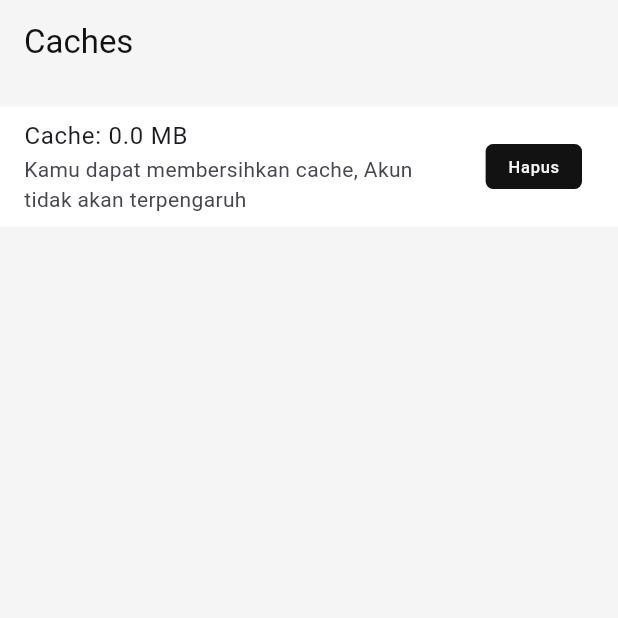
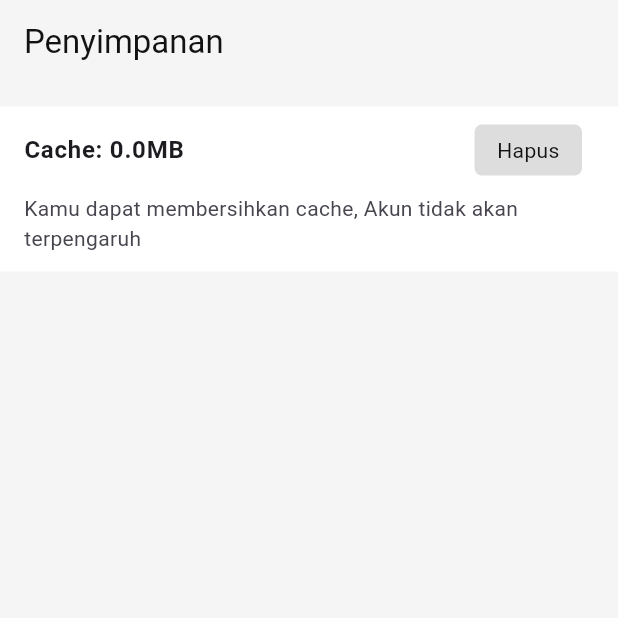
Before and after one commit to Imronarrosid/personal_project, a Flutter app: the CachesPage screen opened by its route, on a phone screen of 412 x 824 dp, the top half of it. Run offline on Flutter 3.47's test engine with Material 3 defaults, Android fonts, the phone set to English and light mode, and no system bars; our stand-ins replace bloc, cached_network_image, camera, chips_choice, cloud_firestore, cross_file and 20 more; missing offline and left inert: ffmpeg_kit_flutter_min_gpl, ffmpeg_wasm, file_selector, fraction, gal, get_thumbnail_video and 4 more; accounts and stored records are empty.

Commit message:
add clear caches

```diff
--- a/lib/presentation/router/app_router.dart
+++ b/lib/presentation/router/app_router.dart
@@ -12,7 +12,6 @@ import 'package:personal_project/domain/reporsitory/video_repository.dart';
 import 'package:personal_project/domain/services/app/app_service.dart';
 import 'package:personal_project/presentation/router/route_utils.dart';
 import 'package:personal_project/presentation/ui/add_details/add_details_page.dart';
-import 'package:personal_project/presentation/ui/caches/caches_page.dart';
 import 'package:personal_project/presentation/ui/edit_profile/edit_page/edit_game_fav_page.dart';
 import 'package:personal_project/presentation/ui/play_single_video/play_single.dart';
 import 'package:personal_project/presentation/ui/profile_pict_preview/profile_pict_preview.dart';
@@ -22,6 +21,7 @@ import 'package:personal_project/presentation/ui/home/home.dart';
 import 'package:personal_project/presentation/ui/onboarding/onboarding.dart';
 import 'package:personal_project/presentation/ui/profile/profile.dart';
 import 'package:personal_project/presentation/ui/menu/menu_page.dart';
+import 'package:personal_project/presentation/ui/storage/storage_page.dart';
 import 'package:personal_project/presentation/ui/ugf/ugf_page.dart';
 import 'package:personal_project/presentation/ui/upload/upload.dart';
 import 'package:personal_project/presentation/ui/video/list_video/video_item.dart';
--- a/lib/presentation/ui/caches/caches_page.dart
+++ /dev/null
@@ -1,85 +0,0 @@
-import 'dart:io';
-
-import 'package:flutter/material.dart';
-import 'package:flutter_bloc/flutter_bloc.dart';
-import 'package:path_provider/path_provider.dart';
-import 'package:personal_project/constant/color.dart';
-import 'package:personal_project/constant/dimens.dart';
-import 'package:personal_project/data/repository/file_repository.dart';
-
-class CachesPage extends StatelessWidget {
-  const CachesPage({super.key});
-
-  @override
-  Widget build(BuildContext context) {
-    return RepositoryProvider(
-      create: (context) => FileRepository(),
-      child: Builder(builder: (context) {
-        FileRepository fileRepository =
-            RepositoryProvider.of<FileRepository>(context);
-        return Scaffold(
-            backgroundColor: COLOR_white_fff5f5f5,
-            appBar: AppBar(
-              backgroundColor: COLOR_white_fff5f5f5,
-              foregroundColor: COLOR_black_ff121212,
-              elevation: 0,
-              title: const Text('Caches'),
-            ),
-            body: Column(
-              children: [
-                SizedBox(
-                  height: Dimens.DIMENS_15,
-                ),
-                FutureBuilder(
-                    future: _getCacheInfo(),
-                    builder: (_, snapshot) {
-                      int cacheSize = 0;
-                      if (snapshot.hasData) {
-                        cacheSize = snapshot.data!;
-                      }
-                      return ListTile(
-                        tileColor: Colors.white,
-                        title: Text('Cache: ${_fileMBSize(cacheSize)}'),
-                        subtitle: Text(
-                            'Kamu dapat membersihkan cache, Akun tidak akan terpengaruh'),
-                        trailing: Container(
-                          padding:
-                              EdgeInsets.symmetric(horizontal: 15, vertical: 7),
-                          decoration: BoxDecoration(
-                              color: COLOR_black_ff121212,
-                              borderRadius: BorderRadius.circular(5)),
-                          child: Text(
-                            'Hapus',
-                            style: TextStyle(color: COLOR_white_fff5f5f5),
-                          ),
-                        ),
-                      );
-                    }),
-              ],
-            ));
-      }),
-    );
-  }
-
-  String _fileMBSize(int bytes) {
-    return '${(bytes / (1024 * 1024)).toStringAsFixed(1)} MB';
-  }
-
-  Future<int> _getCacheInfo() async {
-    try {
-      final Directory appDataDir = await getTemporaryDirectory();
-      int appDataSize = 0;
-
-      await for (FileSystemEntity entity in appDataDir.list(recursive: true)) {
-        if (entity is File) {
-          appDataSize += await entity.length();
-        }
-      }
-
-      return appDataSize;
-    } catch (e) {
-      print('Error getting app data size: $e');
-      return 0;
-    }
-  }
-}
--- /dev/null
+++ b/lib/presentation/ui/storage/cubit/storage_cubit.dart
@@ -0,0 +1,35 @@
+import 'package:bloc/bloc.dart';
+import 'package:equatable/equatable.dart';
+import 'package:personal_project/data/repository/file_repository.dart';
+
+part 'storage_state.dart';
+
+class StorageCubit extends Cubit<StorageState> {
+  StorageCubit(this.repository)
+      : super(const StorageInitial(
+          status: StorageStatus.initial,
+        ));
+
+  void getCacheSize() async {
+    try {
+      emit(const StorageState(status: StorageStatus.loading));
+
+      int size = await repository.getCacheSize();
+      emit(StorageState(
+          status: StorageStatus.loaded, size: repository.fileMBSize(size)));
+    } catch (e) {
+      emit(const StorageState(status: StorageStatus.error));
+    }
+  }
+
+  void clearCache() async {
+    try {
+      await repository.clearCacheDir();
+      emit(const StorageState(status: StorageStatus.loaded, size: '0'));
+    } catch (e) {
+      emit(const StorageState(status: StorageStatus.error));
+    }
+  }
+
+  final FileRepository repository;
+}
--- /dev/null
+++ b/lib/presentation/ui/storage/cubit/storage_state.dart
@@ -0,0 +1,19 @@
+part of 'storage_cubit.dart';
+
+enum StorageStatus { initial, loading, loaded, error }
+
+final class StorageState extends Equatable {
+  final StorageStatus status;
+  final String? size;
+  const StorageState({
+    required this.status,
+    this.size,
+  });
+
+  @override
+  List<Object?> get props => [status, size];
+}
+
+final class StorageInitial extends StorageState {
+  const StorageInitial({required super.status});
+}
--- /dev/null
+++ b/lib/presentation/ui/storage/storage_page.dart
@@ -0,0 +1,109 @@
+import 'package:flutter/material.dart';
+import 'package:flutter_bloc/flutter_bloc.dart';
+import 'package:go_router/go_router.dart';
+import 'package:personal_project/constant/color.dart';
+import 'package:personal_project/constant/dimens.dart';
+import 'package:personal_project/data/repository/file_repository.dart';
+import 'package:personal_project/presentation/ui/storage/cubit/storage_cubit.dart';
+
+class CachesPage extends StatelessWidget {
+  const CachesPage({super.key});
+
+  @override
+  Widget build(BuildContext context) {
+    return RepositoryProvider(
+      create: (_) => FileRepository(),
+      child: BlocProvider(
+        create: (_) => StorageCubit(
+          RepositoryProvider.of<FileRepository>(context),
+        )..getCacheSize(),
+        child: Builder(builder: (context) {
+          return Scaffold(
+              backgroundColor: COLOR_white_fff5f5f5,
+              appBar: AppBar(
+                backgroundColor: COLOR_white_fff5f5f5,
+                foregroundColor: COLOR_black_ff121212,
+                elevation: 0,
+                title: const Text('Penyimpanan'),
+              ),
+              body: Column(
+                children: [
+                  SizedBox(
+                    height: Dimens.DIMENS_15,
+                  ),
+                  BlocBuilder<StorageCubit, StorageState>(
+                    builder: (context, state) {
+                      String size = '0.0';
+                      if (state.status == StorageStatus.loaded) {
+                        size = state.size!;
+                      }
+                      return ListTile(
+                        tileColor: Colors.white,
+                        minVerticalPadding: Dimens.DIMENS_12,
+                        title: Padding(
+                          padding: EdgeInsets.only(bottom: Dimens.DIMENS_12),
+                          child: Row(
+                            children: [
+                              Text('Cache: ${size}MB',
+                                  style:
+                                      TextStyle(fontWeight: FontWeight.bold)),
+                              const Spacer(),
+                              Material(
+                                color: COLOR_grey,
+                                borderRadius: BorderRadius.circular(5),
+                                child: InkWell(
+                                  borderRadius: BorderRadius.circular(5),
+                                  onTap: () {
+                                    _clearCachesDialog(context);
+                                  },
+                                  child: Container(
+                                    padding: const EdgeInsets.symmetric(
+                                        horizontal: 15, vertical: 7),
+                                    decoration: BoxDecoration(
+                                        color: Colors.transparent,
+                                        borderRadius: BorderRadius.circular(5)),
+                                    child: Text(
+                                      'Hapus',
+                                      style: TextStyle(
+                                          color: COLOR_black_ff121212),
+                                    ),
+                                  ),
+                                ),
+                              ),
+                            ],
+                          ),
+                        ),
+                        subtitle: Text(
+                            'Kamu dapat membersihkan cache, Akun tidak akan terpengaruh'),
+                      );
+                    },
+                  )
+                ],
+              ));
+        }),
+      ),
+    );
+  }
+
+  bool _clearCachesDialog(BuildContext context) {
+    bool isClearCahce = false;
+    showDialog(
+        context: context,
+        builder: (_) {
+          return AlertDialog(
+            title: const Text('Hapus cache?'),
+            actions: [
+              TextButton(
+                  onPressed: () => context.pop(), child: const Text('Batal')),
+              TextButton(
+                  onPressed: () {
+                    BlocProvider.of<StorageCubit>(context).clearCache();
+                    context.pop();
+                  },
+                  child: const Text('Hapus'))
+            ],
+          );
+        });
+    return isClearCahce;
+  }
+}
```
Also changed, not shown: lib/data/repository/file_repository.dart (+30 -0 lines).
